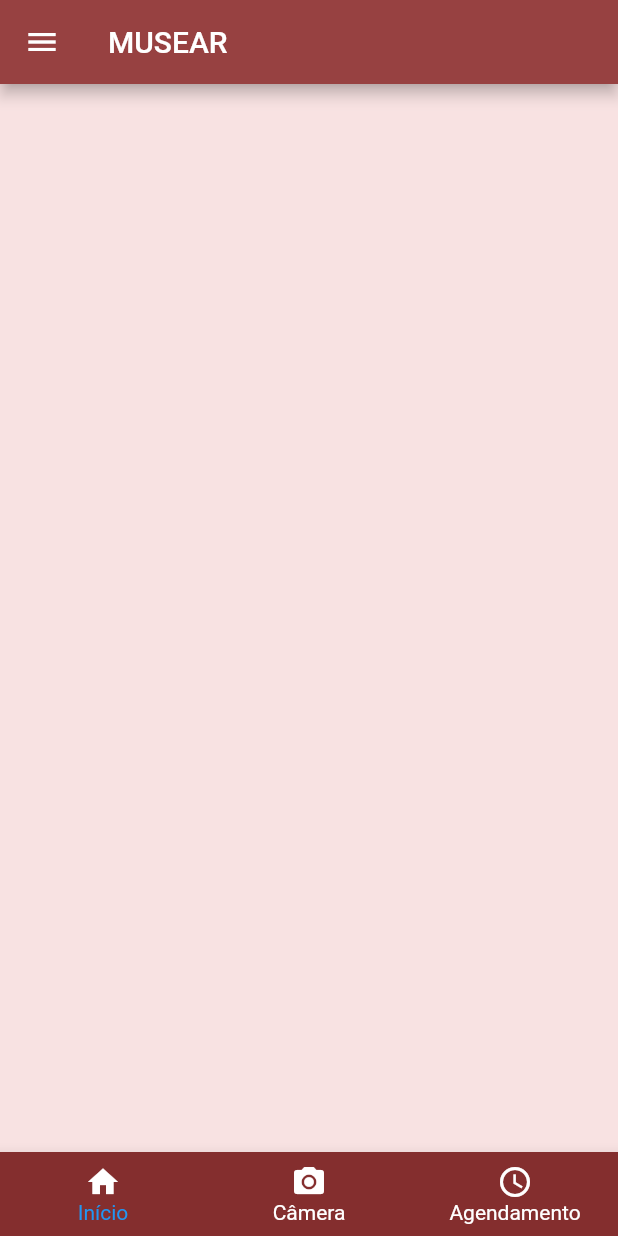
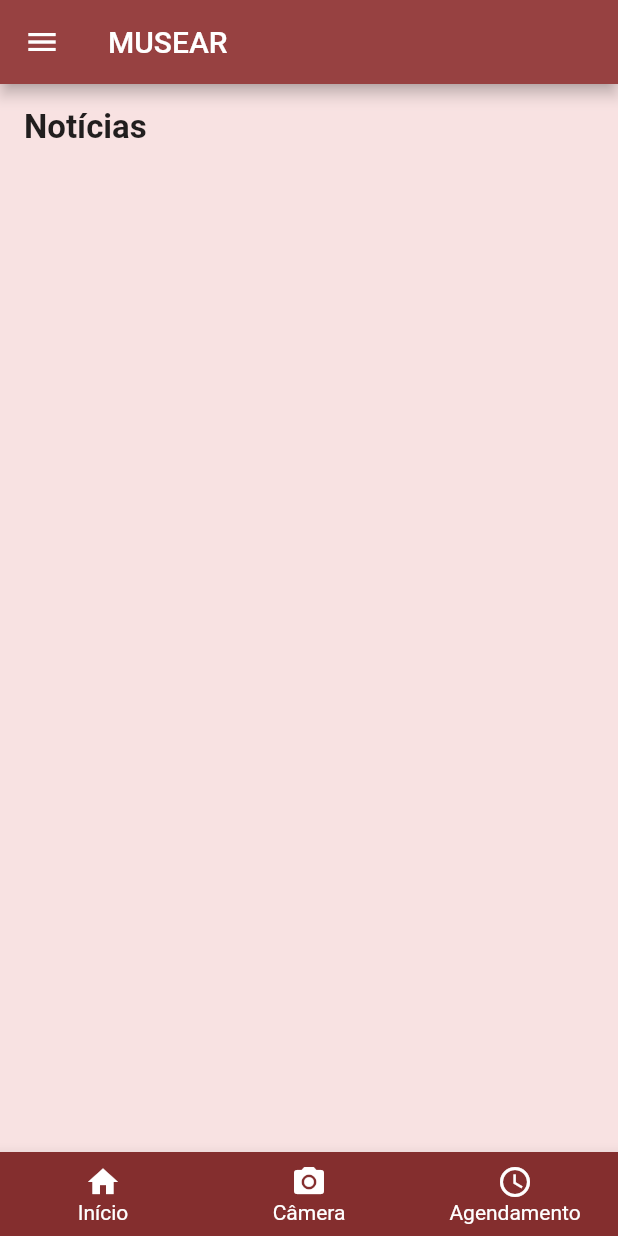
Before and after one commit to Vitorhoj/MUSEAR-App, a Flutter app: the screen it shows after launch, on a phone screen of 412 x 824 dp. Run offline on Flutter 3.47's test engine with Material 2 defaults, Android fonts, the phone set to English and light mode, and no system bars.

Commit message:
Adding a Text in HomeScreen body.

```diff
--- a/lib/main.dart
+++ b/lib/main.dart
@@ -104,29 +104,23 @@ class _MyHomeScreenState extends State<MyHomeScreen> {
         // the App.build method, and use it to set our appbar title.
         title: const Text('MUSEAR'),
       ),
-      body: Center(
-        // Center is a layout widget. It takes a single child and positions it
-        // in the middle of the parent.
-        child: Column(
-          // Column is also a layout widget. It takes a list of children and
-          // arranges them vertically. By default, it sizes itself to fit its
-          // children horizontally, and tries to be as tall as its parent.
-          //
-          // Invoke "debug painting" (press "p" in the console, choose the
-          // "Toggle Debug Paint" action from the Flutter Inspector in Android
-          // Studio, or the "Toggle Debug Paint" command in Visual Studio Code)
-          // to see the wireframe for each widget.
-          //
-          // Column has various properties to control how it sizes itself and
-          // how it positions it85s children. Here we use mainAxisAlignment to
-          // center the chi88355ldren vertically; the main axis here is the vertical
-          // axis because Columns are vertical (the cross axis would be
-          // horizontal).
-          mainAxisAlignment: MainAxisAlignment.center,
-          children: const [],
+      body: Padding(
+          padding: const EdgeInsets.all(16.0),
+          child: Column(
+            children: const [Align(alignment: Alignment.centerLeft,
+            child: Text(
+              "Notícias",
+              style: TextStyle(
+                fontWeight: FontWeight.bold,
+                fontSize: 22,
+              ),textAlign: TextAlign.start,
+            ),
+            ),
+            ],
+          ),
         ),
-    ),
       bottomNavigationBar: BottomNavigationBar(
+        selectedItemColor: Colors.white,
         backgroundColor: const Color(0xff842e2e),
         unselectedItemColor: Colors.white,
         selectedLabelStyle: const TextStyle(fontSize: 14),
```
